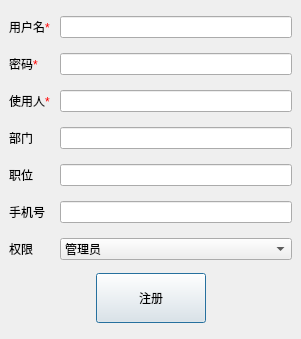
This is digitalIntegration/RegisterDialog.ui in jiaqingguo/DI as Qt 5 draws it before an edit. The edited form follows.
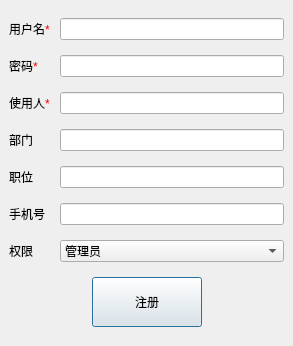
This is the edited form.

Commit message: 登录界面ui

The edit to the form file:
```diff
--- a/digitalIntegration/RegisterDialog.ui
+++ b/digitalIntegration/RegisterDialog.ui
@@ -9,8 +9,8 @@
    <rect>
     <x>0</x>
     <y>0</y>
-    <width>301</width>
-    <height>339</height>
+    <width>293</width>
+    <height>346</height>
    </rect>
   </property>
   <property name="minimumSize">
```
The commit also changes 6 other files.
